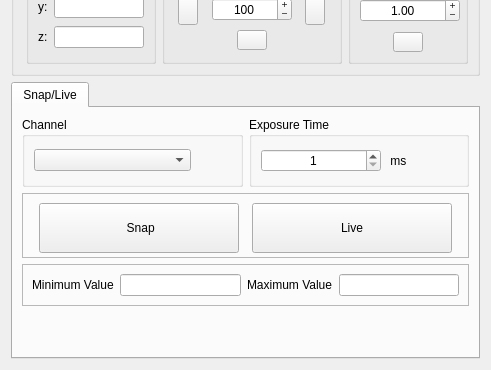
Old version of the form micromanager_gui/_ui/micromanager_gui.ui in the repository pymmcore-plus/napari-micromanager; both pictures show x 0 to 491 and y 272 to 642 of the 491 by 642 pixel window.
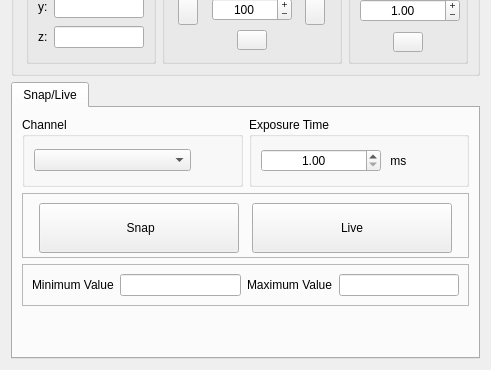
New version of the form.

Commit message: allow for exposure time to be a float

Diff of the .ui file:
```diff
--- a/micromanager_gui/_ui/micromanager_gui.ui
+++ b/micromanager_gui/_ui/micromanager_gui.ui
@@ -115,7 +115,7 @@
            </property>
            <layout class="QHBoxLayout" name="horizontalLayout_3">
             <item>
-             <widget class="QSpinBox" name="exp_spinBox">
+             <widget class="QDoubleSpinBox" name="exp_spinBox">
               <property name="enabled">
                <bool>true</bool>
               </property>
```
The commit also changes 1 other file.
